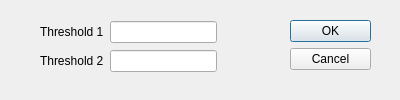
First picture: the form in UI Files/cartoonify.ui, repository muhammadalics/Image-Editor-and-Manager, before the edit.
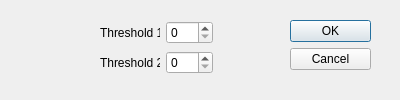
Second picture: the form after the edit.

Commit message: cartoonify, gamma correction, intensity map, blur implemented in gui.

```diff
--- a/UI Files/cartoonify.ui
+++ b/UI Files/cartoonify.ui
@@ -50,9 +50,9 @@
   <widget class="QWidget" name="">
    <property name="geometry">
     <rect>
-     <x>40</x>
+     <x>100</x>
      <y>20</y>
-     <width>177</width>
+     <width>113</width>
      <height>55</height>
     </rect>
    </property>
@@ -65,7 +65,14 @@
      </widget>
     </item>
     <item row="0" column="1">
-     <widget class="QLineEdit" name="lineEdit_threshold1"/>
+     <widget class="QSpinBox" name="spinBox_thresh1">
+      <property name="maximum">
+       <number>255</number>
+      </property>
+      <property name="singleStep">
+       <number>10</number>
+      </property>
+     </widget>
     </item>
     <item row="1" column="0">
      <widget class="QLabel" name="label_2">
@@ -75,7 +82,14 @@
      </widget>
     </item>
     <item row="1" column="1">
-     <widget class="QLineEdit" name="lineEdit_threshold2"/>
+     <widget class="QSpinBox" name="spinBox_thresh2">
+      <property name="maximum">
+       <number>255</number>
+      </property>
+      <property name="singleStep">
+       <number>10</number>
+      </property>
+     </widget>
     </item>
    </layout>
   </widget>
```
The commit also changes 29 other files.
